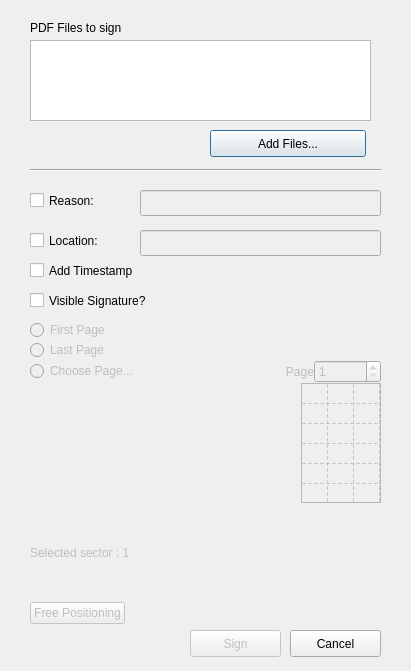
This is pteid-mw-pt/_src/eidmw/eidgui/PDFSignWindow.ui in amagovpt/autenticacao.gov as Qt 5 draws it before an edit. The edited form follows.
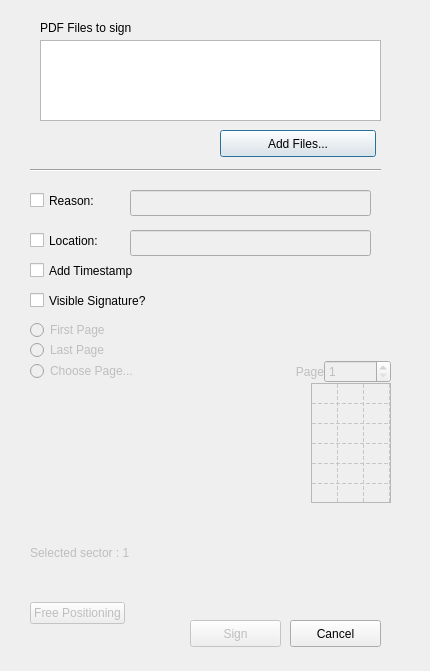
This is the edited form. Custom widgets are drawn as their Qt base class.

Commit message: Layout adjustments for MacOS

Patch:
```diff
--- a/pteid-mw-pt/_src/eidmw/eidgui/PDFSignWindow.ui
+++ b/pteid-mw-pt/_src/eidmw/eidgui/PDFSignWindow.ui
@@ -6,7 +6,7 @@
    <rect>
     <x>0</x>
     <y>0</y>
-    <width>411</width>
+    <width>430</width>
     <height>671</height>
    </rect>
   </property>
@@ -22,10 +22,10 @@
   <widget class="QWidget" name="centralwidget" native="true">
    <property name="geometry">
     <rect>
-     <x>0</x>
+     <x>-10</x>
      <y>10</y>
      <width>411</width>
-     <height>651</height>
+     <height>671</height>
     </rect>
    </property>
    <property name="sizePolicy">
@@ -37,7 +37,7 @@
    <widget class="QCheckBox" name="visible_checkBox">
     <property name="geometry">
      <rect>
-      <x>30</x>
+      <x>40</x>
       <y>280</y>
       <width>351</width>
       <height>21</height>
@@ -50,7 +50,7 @@
    <widget class="QPushButton" name="button_addfile">
     <property name="geometry">
      <rect>
-      <x>210</x>
+      <x>230</x>
       <y>120</y>
       <width>156</width>
       <height>27</height>
@@ -69,7 +69,7 @@
    <widget class="MyListView" name="pdf_listview">
     <property name="geometry">
      <rect>
-      <x>30</x>
+      <x>50</x>
       <y>30</y>
       <width>341</width>
       <height>81</height>
@@ -79,7 +79,7 @@
    <widget class="QLabel" name="label_3">
     <property name="geometry">
      <rect>
-      <x>30</x>
+      <x>50</x>
       <y>10</y>
       <width>341</width>
       <height>16</height>
@@ -118,9 +118,9 @@
    <widget class="QWidget" name="verticalLayoutWidget">
     <property name="geometry">
      <rect>
-      <x>30</x>
+      <x>40</x>
       <y>310</y>
-      <width>351</width>
+      <width>361</width>
       <height>304</height>
      </rect>
     </property>
@@ -333,6 +333,9 @@
      </item>
      <item>
       <widget class="QPushButton" name="pushButton_freeselection">
+       <property name="enabled">
+        <bool>false</bool>
+       </property>
        <property name="sizePolicy">
         <sizepolicy hsizetype="Fixed" vsizetype="Fixed">
          <horstretch>0</horstretch>
@@ -342,9 +345,6 @@
        <property name="text">
         <string>Free Positioning</string>
        </property>
-       <property name="enabled">
-        <bool>false</bool>
-       </property>
       </widget>
      </item>
     </layout>
@@ -355,8 +355,8 @@
     </property>
     <property name="geometry">
      <rect>
-      <x>290</x>
-      <y>620</y>
+      <x>300</x>
+      <y>610</y>
       <width>91</width>
       <height>27</height>
      </rect>
@@ -368,7 +368,7 @@
    <widget class="QCheckBox" name="checkBox_reason">
     <property name="geometry">
      <rect>
-      <x>30</x>
+      <x>40</x>
       <y>180</y>
       <width>111</width>
       <height>21</height>
@@ -381,7 +381,7 @@
    <widget class="QCheckBox" name="checkBox_location">
     <property name="geometry">
      <rect>
-      <x>30</x>
+      <x>40</x>
       <y>220</y>
       <width>111</width>
       <height>21</height>
@@ -394,7 +394,7 @@
    <widget class="Line" name="line">
     <property name="geometry">
      <rect>
-      <x>30</x>
+      <x>40</x>
       <y>150</y>
       <width>351</width>
       <height>20</height>
@@ -407,7 +407,7 @@
    <widget class="QCheckBox" name="timestamp_checkBox">
     <property name="geometry">
      <rect>
-      <x>30</x>
+      <x>40</x>
       <y>250</y>
       <width>351</width>
       <height>21</height>
@@ -417,15 +417,14 @@
      <string>Add Timestamp</string>
     </property>
    </widget>
-  </widget>
   <widget class="QPushButton" name="button_sign">
    <property name="enabled">
     <bool>false</bool>
    </property>
    <property name="geometry">
     <rect>
-     <x>190</x>
-     <y>630</y>
+      <x>200</x>
+      <y>610</y>
      <width>91</width>
      <height>27</height>
     </rect>
@@ -433,6 +432,7 @@
    <property name="text">
     <string>Sign</string>
    </property>
+   </widget>
   </widget>
  </widget>
  <customwidgets>
```
Lines whose indentation alone changed are shown as unchanged.
